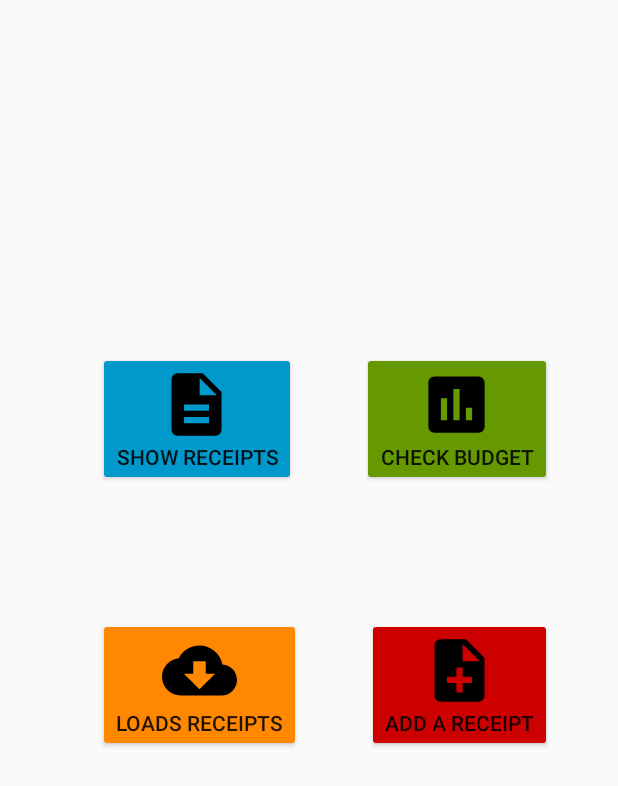
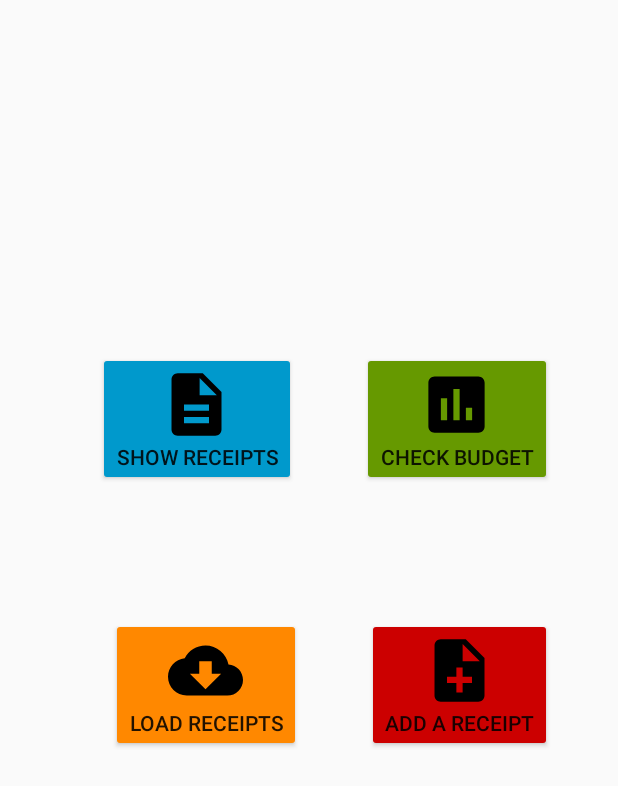
Before and after one commit to andrewgodbout/e-receipt-android, an Android app: the layout activity_main.xml on its own in the app's theme, with its tools: preview values and no code run, on a phone screen of 412 x 824 dp. Shown: the top 786 px of the screen. Run offline under Robolectric (Android 15) with nearby library versions, the phone set to English and light mode, and no system bars.

Commit message:
Small Changes

```diff
--- a/E_RECEIPT/app/src/main/java/cs2130/trojanhorses/e_receipt/database/ReceiptCursorWrapper.java
+++ b/E_RECEIPT/app/src/main/java/cs2130/trojanhorses/e_receipt/database/ReceiptCursorWrapper.java
@@ -44,12 +44,9 @@ public class ReceiptCursorWrapper extends CursorWrapper {
         return receipt;
     }
 
-    public Item[] parseItems(String json) throws JSONException {
+    private Item[] parseItems(String json) throws JSONException {
 
         JSONArray items_list = new JSONArray(json);
-        /*String newJson = items_list.getString(0);
-        //String[] item= new String[items_list.length()];
-        //String[] price= new String[items_list.length()];*/
 
         Item[] items = new Item[items_list.length()];
 
--- a/E_RECEIPT/app/src/main/res/layout/activity_main.xml
+++ b/E_RECEIPT/app/src/main/res/layout/activity_main.xml
@@ -11,28 +11,29 @@
         android:gravity="center|right"
         android:orientation="vertical">
 
-        <LinearLayout   android:orientation="horizontal"
-                        android:layout_width="wrap_content"
-                        android:layout_height="wrap_content">
+        <LinearLayout
+            android:layout_width="wrap_content"
+            android:layout_height="wrap_content"
+            android:orientation="horizontal">
 
             <Button
                 android:id="@+id/show_receipts"
-                android:drawableTop="@drawable/ic_show_receipt_50dp"
-                android:backgroundTint="@android:color/holo_blue_dark"
                 android:layout_width="wrap_content"
                 android:layout_height="wrap_content"
                 android:layout_gravity="center_horizontal"
+                android:backgroundTint="@android:color/holo_blue_dark"
+                android:drawableTop="@drawable/ic_show_receipt_50dp"
                 android:onClick="onClickShowReceiptsButton"
                 android:text="@string/show_receipt_button"/>
 
             <Button
                 android:id="@+id/check_budget"
-                android:drawableTop="@drawable/ic_bar_chart_50dp"
-                android:backgroundTint="@android:color/holo_green_dark"
                 android:layout_width="wrap_content"
                 android:layout_height="wrap_content"
                 android:layout_gravity="center_horizontal"
                 android:layout_margin="44dp"
+                android:backgroundTint="@android:color/holo_green_dark"
+                android:drawableTop="@drawable/ic_bar_chart_50dp"
                 android:onClick="onClickCheckBudgetButton"
                 android:text="@string/check_budget_button"/>
 
--- a/E_RECEIPT/app/src/main/res/values/strings.xml
+++ b/E_RECEIPT/app/src/main/res/values/strings.xml
@@ -6,7 +6,7 @@
     <string name="total_price_two">Total Price:</string>
     <string name="show_receipt_button">Show Receipts</string>
     <string name="check_budget_button">Check Budget</string>
-    <string name="load_receipt_button">Loads Receipts</string>
+    <string name="load_receipt_button">Load Receipts</string>
     <string name="add_new_receipts_button">Add a receipt</string>
     <string name="clicked_toast">Clicked!</string>
     <string name="items">Items</string>
--- a/E_RECEIPT/app/src/main/res/values/styles.xml
+++ b/E_RECEIPT/app/src/main/res/values/styles.xml
@@ -9,7 +9,7 @@
     </style>
 
     <style name="SplashTheme" parent="Theme.AppCompat.NoActionBar">
-        <item name="android:windowBackground">@drawable/background</item>
+        <item name="android:windowBackground">@drawable/background_splash</item>
     </style>
 
 </resources>
```
Also changed, not shown: E_RECEIPT/app/src/main/AndroidManifest.xml (+9 -5 lines), E_RECEIPT/app/src/main/java/cs2130/trojanhorses/e_receipt/SplashActivity.java (+17 -3 lines), E_RECEIPT/app/src/main/res/drawable/splash.jpg (added).
